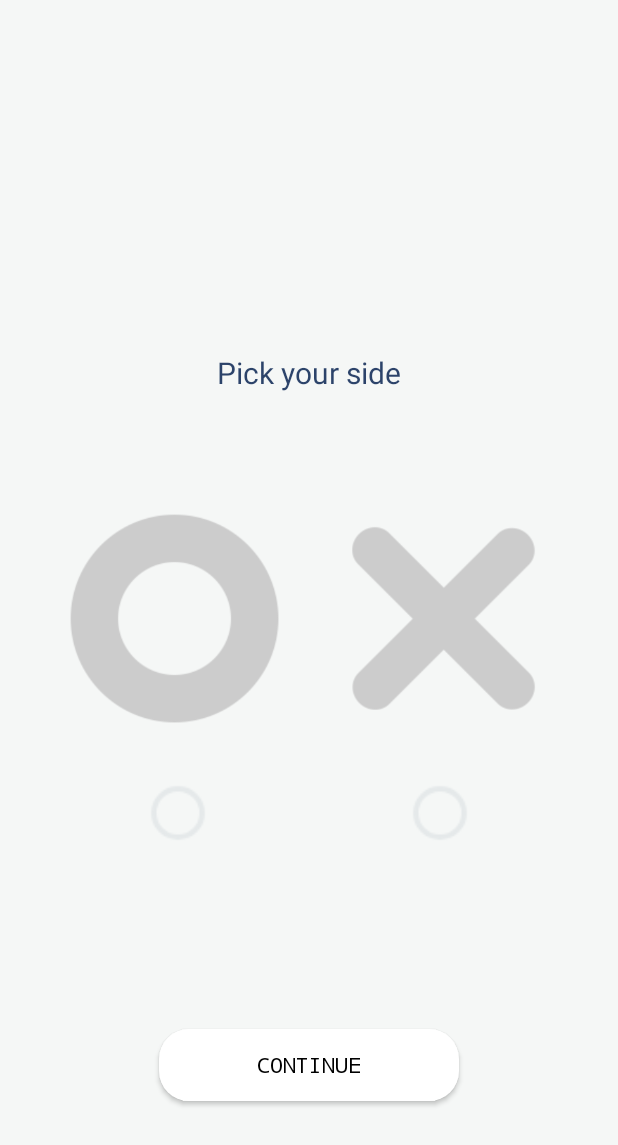
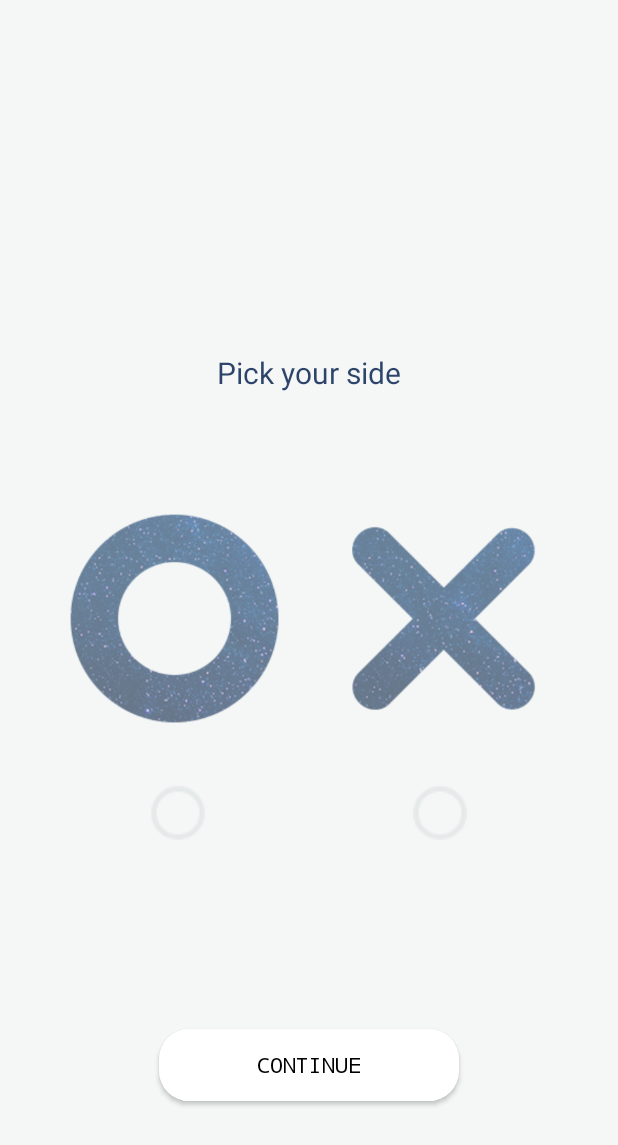
Before and after one commit to surimLee/SPGPtermProj, an Android app: the SelectActivity screen opened directly, with no data from a screen before it, on a phone screen of 412 x 824 dp. Shown: the top 1145 px of the screen. Run offline under Robolectric (Android 15) with nearby library versions, the phone set to English and light mode, and no system bars; 2 statements that could not run were skipped.

Commit message:
Add Select 화면 투명도

```diff
--- a/app/src/main/res/values/colors.xml
+++ b/app/src/main/res/values/colors.xml
@@ -3,6 +3,6 @@
     <color name="colorPrimary">#6200EE</color>
     <color name="colorPrimaryDark">#3700B3</color>
     <color name="colorAccent">#03DAC5</color>
-    <color name="tint2">#CCCCCC</color>
+    <color name="tint2">#80CCCCCC</color>
     <color name="transparent">#00F9F9FA</color>
 </resources>
```
